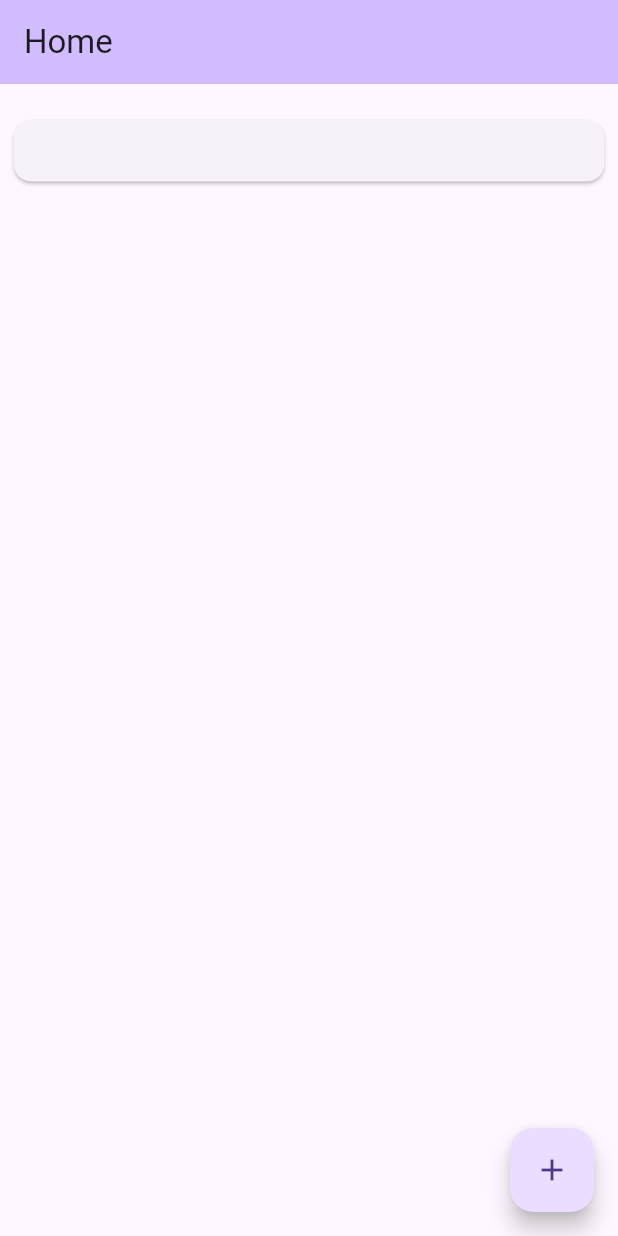
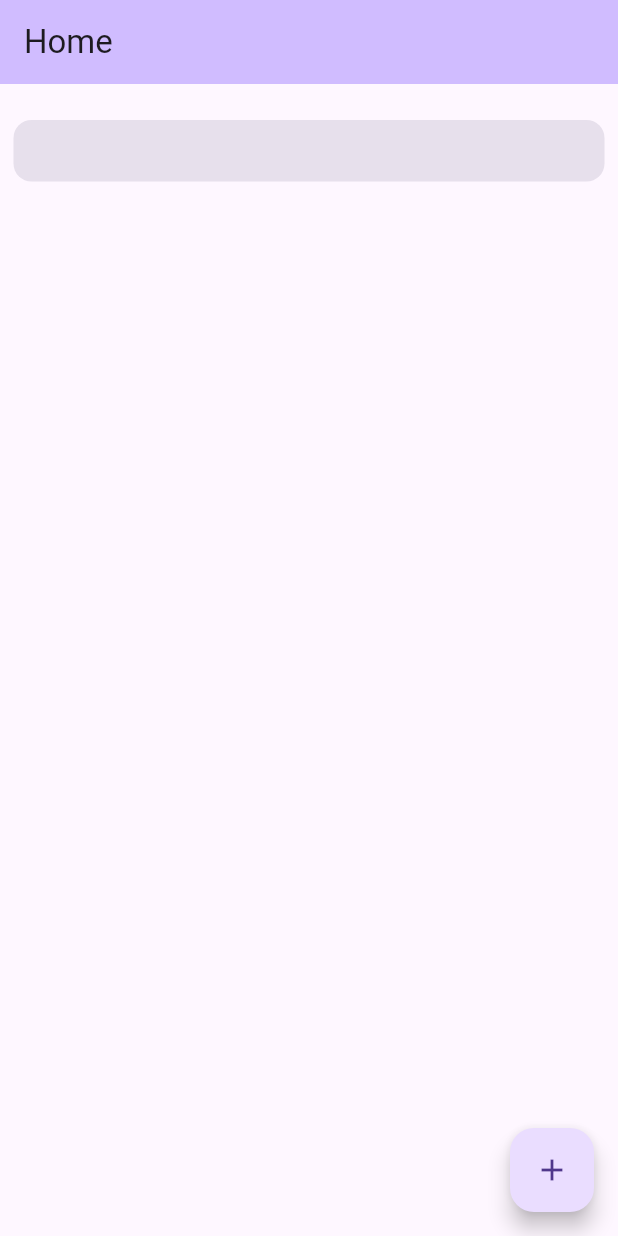
Before and after one commit to r280822a/my_notes, a Flutter app: the screen it shows after launch, after a tap on the "add" icon, on a phone screen of 412 x 824 dp. Run offline on Flutter 3.47's test engine with Material 2 defaults, Android fonts, the phone set to English and light mode, and no system bars.

Commit message:
Removed elevation for cards

```diff
--- a/lib/pages/home.dart
+++ b/lib/pages/home.dart
@@ -50,21 +50,23 @@ class Note extends StatelessWidget {
     return Padding(
       padding: const EdgeInsets.fromLTRB(5, 20, 5, 0),
       child: Card(
+        elevation: 0,
+        color: Theme.of(context).colorScheme.surfaceVariant,
         child: Container(
           padding: const EdgeInsets.all(10.0),
           child: EditableText(
             focusNode: FocusNode(),
             controller: TextEditingController(),
             backgroundCursorColor: Colors.black,
+            cursorColor: Colors.blue,
 
             maxLines: null,
             textAlign: TextAlign.start,
+            keyboardType: TextInputType.multiline,
             style: const TextStyle(
               color: Colors.black,
               fontSize: 18.0,
             ),
-            keyboardType: TextInputType.multiline,
-            cursorColor: Colors.blue,
           ),
         )
       ),
```
